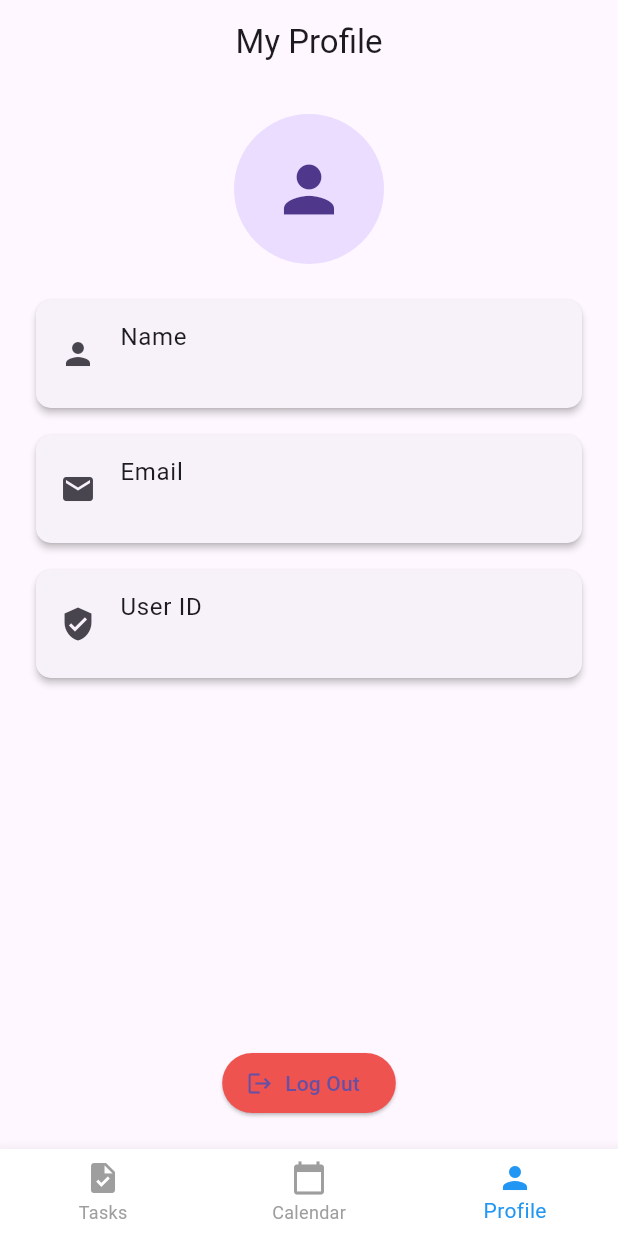
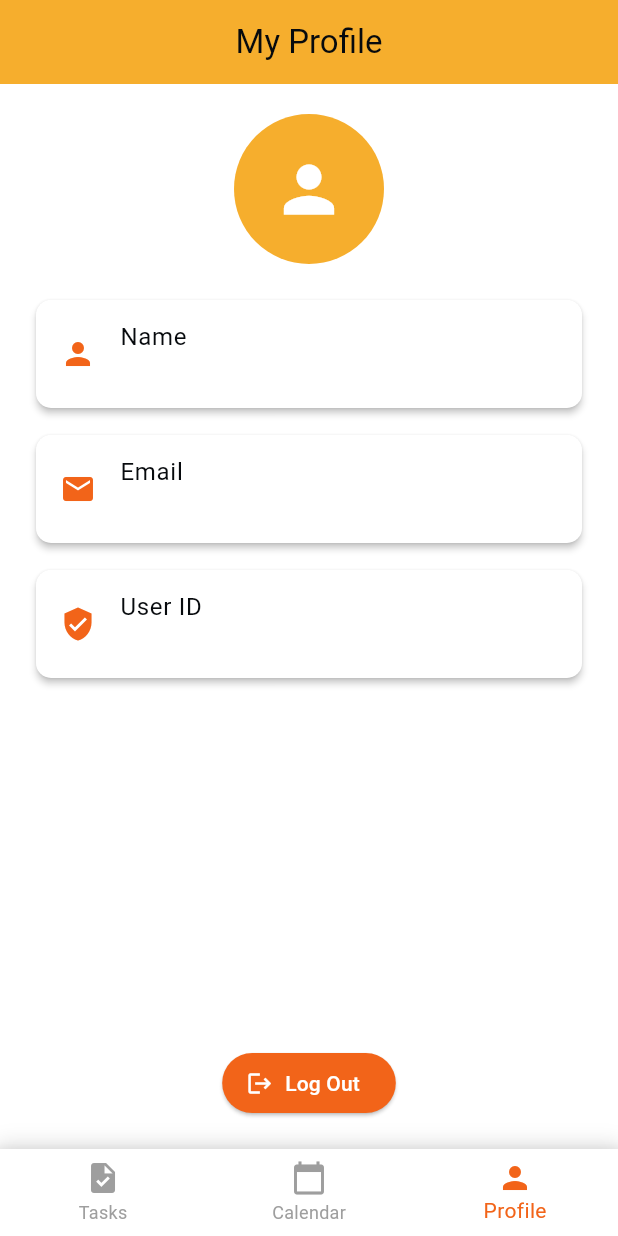
Before and after one commit to ronliwag/to_do_app, a Flutter app: the LandingPage screen opened directly with empty values, item 3 of the bottom bar chosen, on a phone screen of 412 x 824 dp. Run offline on Flutter 3.47's test engine with Material 3 defaults, Android fonts, the phone set to English and light mode, and no system bars; our stand-ins replace firebase_core, firebase_database, flutter_slidable, table_calendar; accounts and stored records are empty.

Commit message:
updated ui colors

```diff
--- a/lib/pages/calendar.dart
+++ b/lib/pages/calendar.dart
@@ -86,11 +86,11 @@ class _CalendarPageState extends State<CalendarPage> {
                   ),
                   calendarStyle: CalendarStyle(
                     todayDecoration: BoxDecoration(
-                      color: Theme.of(context).primaryColor.withOpacity(0.3),
+                      color: const Color(0xFFF6AE2D).withOpacity(0.3), // Primary with opacity
                       shape: BoxShape.circle,
                     ),
                     selectedDecoration: BoxDecoration(
-                      color: Theme.of(context).primaryColor,
+                      color: const Color(0xFFF26419), // Secondary
                       shape: BoxShape.circle,
                     ),
                   ),
@@ -160,6 +160,7 @@ class _CalendarPageState extends State<CalendarPage> {
                 ),
                 title: Text(DateFormat('EEEE, MMMM d').format(entry.key)),
                 trailing: Chip(
+                  backgroundColor: const Color(0xFFF6AE2D), // Primary
                   label: Text('${entry.value} task${entry.value > 1 ? 's' : ''}'),
                 ),
               );
--- a/lib/pages/landing.dart
+++ b/lib/pages/landing.dart
@@ -37,12 +37,23 @@ class _LandingPageState extends State<LandingPage> {
   Widget build(BuildContext context) {
     return Scaffold(
       body: _pages[_selectedIndex],
-      bottomNavigationBar: BottomNavigationBar(
+      bottomNavigationBar: Container(
+        decoration: BoxDecoration(
+          boxShadow: [
+            BoxShadow(
+              color: Colors.grey.withOpacity(0.3),
+              spreadRadius: 2,
+              blurRadius: 10,
+              offset: const Offset(0, -2), // Shadow on top of the bar
+            ),
+          ],
+        ),
+        child: BottomNavigationBar(
           currentIndex: _selectedIndex,
           onTap: _navigateBottomBar,
           type: BottomNavigationBarType.fixed,
           backgroundColor: Colors.white,
-        selectedItemColor: Colors.blue,
+          selectedItemColor: const Color(0xFFF26419), // Your secondary color
           unselectedItemColor: Colors.grey,
           items: const [
             BottomNavigationBarItem(icon: Icon(Icons.task), label: 'Tasks'),
@@ -50,6 +61,7 @@ class _LandingPageState extends State<LandingPage> {
             BottomNavigationBarItem(icon: Icon(Icons.person), label: 'Profile')
           ],
         ),
+      ),
     );
   }
 }
--- a/lib/pages/profile.dart
+++ b/lib/pages/profile.dart
@@ -27,9 +27,24 @@ class ProfilePage extends StatelessWidget {
                 borderRadius: BorderRadius.circular(10),
               ),
               child: ListTile(
-                leading: const Icon(Icons.person),
-                title: const Text("Name"),
-                subtitle: Text(user['name'] ?? 'No name set'),
+                leading: const Icon(Icons.person, color: Color(0xFFF26419)),
+                title: const Text("Name", style: TextStyle(color: Color(0xFF070A0D))),
+                subtitle: Text(user['name'] ?? 'No name set',
+                          style: TextStyle(color: Color(0xFF070A0D))),
+              ),
+            ),
+            const SizedBox(height: 10),
+            Card(
+              elevation: 2,
+              color: Colors.white, // Background
+              shape: RoundedRectangleBorder(
+                borderRadius: BorderRadius.circular(10),
+              ),
+              child: ListTile(
+                leading: Icon(Icons.email, color: Color(0xFFF26419)), // Secondary
+                title: Text("Email", style: TextStyle(color: Color(0xFF070A0D))), // Text
+                subtitle: Text(user['email'] ?? 'No email',
+                          style: TextStyle(color: Color(0xFF070A0D))), // Text
               ),
             ),
             const SizedBox(height: 10),
@@ -39,21 +54,10 @@ class ProfilePage extends StatelessWidget {
                 borderRadius: BorderRadius.circular(10),
               ),
               child: ListTile(
-                leading: const Icon(Icons.email),
-                title: const Text("Email"),
-                subtitle: Text(user['email'] ?? 'No email'),
-              ),
-            ),
-            const SizedBox(height: 10),
-            Card(
-              elevation: 2,
-              shape: RoundedRectangleBorder(
-                borderRadius: BorderRadius.circular(10),
-              ),
-              child: ListTile(
-                leading: const Icon(Icons.verified_user),
-                title: const Text("User ID"),
-                subtitle: Text(user['uid']),
+                leading: const Icon(Icons.verified_user, color: Color(0xFFF26419)),
+                title: const Text("User ID", style: TextStyle(color: Color(0xFF070A0D))),
+                subtitle: Text(user['uid'],
+                          style: TextStyle(color: Color(0xFF070A0D))),
               ),
             ),
             const Spacer(),
@@ -64,7 +68,8 @@ class ProfilePage extends StatelessWidget {
               icon: const Icon(Icons.logout),
               label: const Text("Log Out"),
               style: ElevatedButton.styleFrom(
-                backgroundColor: Colors.red.shade400,
+                backgroundColor: const Color(0xFFF26419), // Secondary
+                foregroundColor: Colors.white,
               ),
             )
           ],
--- a/lib/pages/todo_tile.dart
+++ b/lib/pages/todo_tile.dart
@@ -42,11 +42,11 @@ class TodoTile extends StatelessWidget {
           child: Container(
             padding: const EdgeInsets.all(16),
             decoration: BoxDecoration(
-              color: isCompleted ? Colors.grey.shade100 : Colors.white,
+              color: isCompleted ? Colors.grey.shade100 : Colors.grey.shade100,
               borderRadius: BorderRadius.circular(12),
               boxShadow: [
                 BoxShadow(
-                  color: Colors.grey.withOpacity(0.1),
+                  color: const Color(0xFF33658A).withOpacity(0.1), // Accent with opacity
                   blurRadius: 4,
                   offset: const Offset(0, 2),
                 ),
@@ -57,7 +57,7 @@ class TodoTile extends StatelessWidget {
               Checkbox(
                 value: isCompleted,
                 onChanged: onChanged,
-                  activeColor: Theme.of(context).primaryColor,
+                activeColor: const Color(0xFFF26419), // Secondary
                 shape: RoundedRectangleBorder(
                   borderRadius: BorderRadius.circular(5),
                 ),
```
Also changed, not shown: lib/main.dart (+22 -1 lines), lib/pages/dialog_box.dart (+6 -2 lines), lib/pages/tasks.dart (+4 -4 lines). Lines whose indentation alone changed are shown as unchanged.
